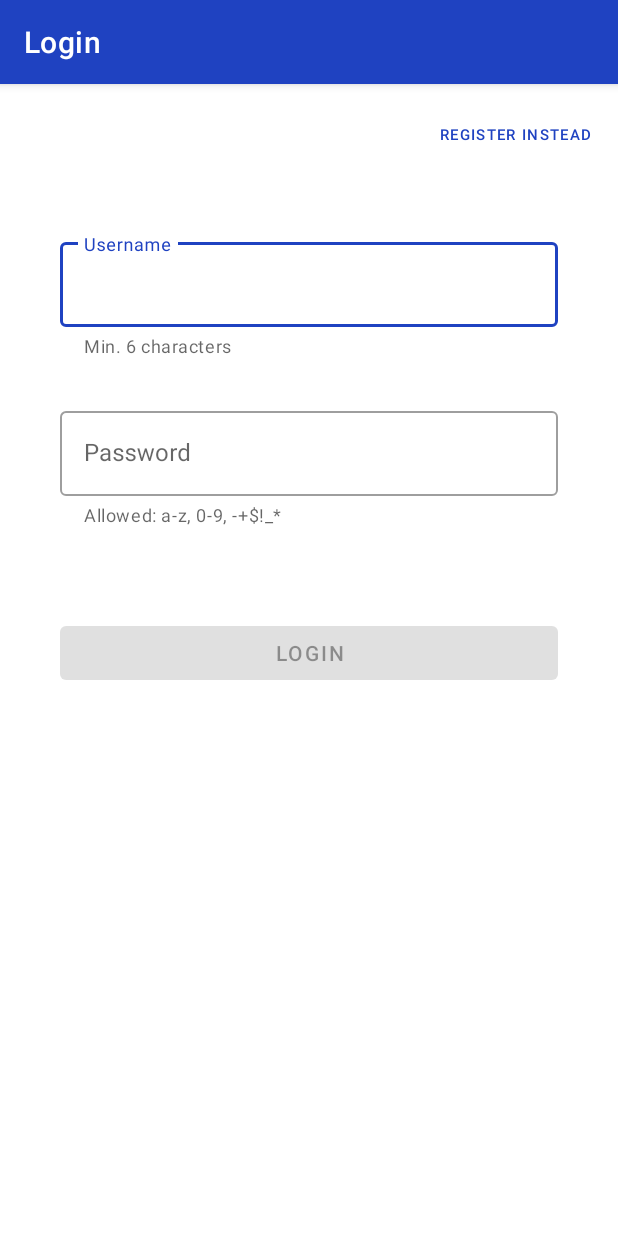
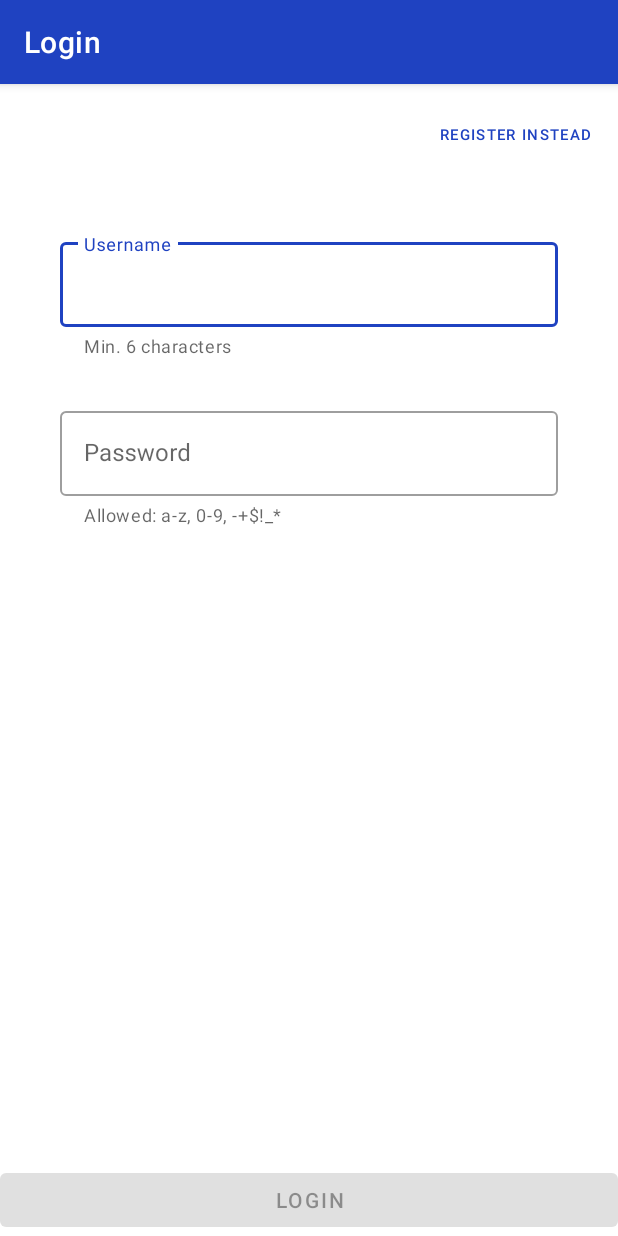
Before and after one commit to akdogan/SimpleDiveLog, an Android app: the screen it shows after launch (LoginViewActivity), on a phone screen of 412 x 824 dp. Run offline under Robolectric (Android 15) with nearby library versions, the phone set to English and light mode, and no system bars; our stand-ins replace Room's generated code, data binding; libraries missing offline, so code that uses them is left out: com.cloudinary.android; 6 statements that could not run were skipped.

Commit message:
- Advanced input check for username and passwords - View reacts to softkeyboard being shown

```diff
--- a/app/src/main/java/com/akdogan/simpledivelog/application/launcher/LaunchActivity.kt
+++ b/app/src/main/java/com/akdogan/simpledivelog/application/launcher/LaunchActivity.kt
@@ -40,7 +40,6 @@ class LaunchActivity : AppCompatActivity() {
             }
         }
         viewModel.validateLogin()
-
     }
 
     private fun startLogin() {
--- a/app/src/main/java/com/akdogan/simpledivelog/application/launcher/LaunchViewModel.kt
+++ b/app/src/main/java/com/akdogan/simpledivelog/application/launcher/LaunchViewModel.kt
@@ -33,7 +33,6 @@ class LaunchViewModel(
         }
     }
 
-
     private fun purgeCredentials() {
         prefsRepository.purgeCredentials()
         // TODO Also delete cache (it might be from another user)
--- a/app/src/main/java/com/akdogan/simpledivelog/application/ui/loginview/LoginHelperClasses.kt
+++ b/app/src/main/java/com/akdogan/simpledivelog/application/ui/loginview/LoginHelperClasses.kt
@@ -5,7 +5,7 @@ import androidx.lifecycle.ViewModelProvider
 import com.akdogan.simpledivelog.datalayer.repository.AuthRepository
 import com.akdogan.simpledivelog.datalayer.repository.PreferencesRepository
 
-enum class TextInputErrorCases{
+internal enum class TextInputState{
     Empty,
     TooShort,
     InvalidCharacter,
@@ -13,7 +13,7 @@ enum class TextInputErrorCases{
     Valid
 }
 
-class LoginViewModelFactory(
+internal class LoginViewModelFactory(
     private val repo: AuthRepository,
     private val prefsRepo: PreferencesRepository
 ) : ViewModelProvider.Factory {
--- a/app/src/main/java/com/akdogan/simpledivelog/application/ui/loginview/LoginViewActivity.kt
+++ b/app/src/main/java/com/akdogan/simpledivelog/application/ui/loginview/LoginViewActivity.kt
@@ -17,7 +17,7 @@ import androidx.databinding.DataBindingUtil
 import androidx.preference.PreferenceManager
 import com.akdogan.simpledivelog.R
 import com.akdogan.simpledivelog.application.mainactivity.MainActivity
-import com.akdogan.simpledivelog.application.ui.loginview.TextInputErrorCases.*
+import com.akdogan.simpledivelog.application.ui.loginview.TextInputState.*
 import com.akdogan.simpledivelog.databinding.ActivityLoginViewBinding
 import com.akdogan.simpledivelog.datalayer.ErrorCases
 import com.akdogan.simpledivelog.datalayer.repository.DefaultAuthRepository
@@ -31,15 +31,12 @@ import com.google.android.material.textfield.TextInputLayout
 class LoginViewActivity : AppCompatActivity() {
 
     companion object {
+        // TODO: Add to theme and retrieve via function
         const val ERROR_COLOR = R.color.design_default_color_error
         const val WARNING_COLOR = R.color.error_yellow
         const val VALID_COLOR = R.color.valid_green
-        const val DEFAULT_COLOR = R.attr.colorPrimary
-
     }
 
-
-    //var defaultColor: Int
     @ColorInt
     fun getDefaultColor(): Int {
         val typedValue = TypedValue()
@@ -47,13 +44,11 @@ class LoginViewActivity : AppCompatActivity() {
         return typedValue.data
     }
 
-
     // Workaround: When Textinputlayout errorcolor changes, it needs to be refreshed
     // Otherwise the hint color will not change immediately
     private class ErrorStateHolder(
         val defaultHelperText: String,
-        var state: TextInputErrorCases = Empty
-
+        var state: TextInputState = Empty
     )
 
     private lateinit var binding: ActivityLoginViewBinding
@@ -70,7 +65,7 @@ class LoginViewActivity : AppCompatActivity() {
 
     private var toast: Toast? = null
 
-
+    // TODO Change title to register when register
     override fun onCreate(savedInstanceState: Bundle?) {
         super.onCreate(savedInstanceState)
         binding = DataBindingUtil.setContentView(
@@ -79,6 +74,7 @@ class LoginViewActivity : AppCompatActivity() {
         binding.lifecycleOwner = this
         binding.viewModel = viewModel
 
+        // TODO Use data binding for consistency
         binding.registerLoginSwitch.setOnClickListener { toggleLoginRegister() }
         binding.registerLoginButton.setOnClickListener { loginOrRegister() }
 
@@ -120,7 +116,7 @@ class LoginViewActivity : AppCompatActivity() {
 
 
     private fun TextInputLayout.handleError(
-        errorCase: TextInputErrorCases?,
+        errorCase: TextInputState?,
         errorState: ErrorStateHolder
     ) {
         if (errorCase != errorState.state) {
@@ -169,7 +165,6 @@ class LoginViewActivity : AppCompatActivity() {
         this.error = null
     }
 
-
     private fun TextInputLayout.setErrorState(
         msg: String,
         @ColorRes color: Int,
@@ -182,7 +177,6 @@ class LoginViewActivity : AppCompatActivity() {
         this.helperText = msg // change helpertext to msg to avoid animation glitch
         this.error = null // Workaround: Refresh if the error color changes
         this.error = msg
-
     }
 
     private fun proceed() {
--- a/app/src/main/java/com/akdogan/simpledivelog/application/ui/loginview/LoginViewModel.kt
+++ b/app/src/main/java/com/akdogan/simpledivelog/application/ui/loginview/LoginViewModel.kt
@@ -1,7 +1,7 @@
 package com.akdogan.simpledivelog.application.ui.loginview
 
 import androidx.lifecycle.*
-import com.akdogan.simpledivelog.application.ui.loginview.TextInputErrorCases.*
+import com.akdogan.simpledivelog.application.ui.loginview.TextInputState.*
 import com.akdogan.simpledivelog.datalayer.Result
 import com.akdogan.simpledivelog.datalayer.repository.AuthRepository
 import com.akdogan.simpledivelog.datalayer.repository.PreferencesRepository
@@ -19,7 +19,6 @@ class LoginViewModel(
     private val prefsRepository: PreferencesRepository
 ) : ViewModel() {
 
-
     private var toggleIsSetToLogin = true
 
     private val _makeToast = MutableLiveData<Int>()
@@ -35,7 +34,7 @@ class LoginViewModel(
     val passwordRepeat = MutableLiveData<String>()
 
 
-    val usernameState = Transformations.map(username) {
+    internal val usernameState = Transformations.map(username) {
         checkInputMediator(
             input = it,
             fullPattern = USERNAME_PATTERN,
@@ -44,7 +43,7 @@ class LoginViewModel(
         )
     }
 
-    val passwordState = Transformations.map(password) {
+    internal val passwordState = Transformations.map(password) {
         checkInputMediator(
             input = it,
             fullPattern = PASSWORD_PATTERN,
@@ -54,7 +53,7 @@ class LoginViewModel(
     }
 
     // Repeat state should be checked also when password is modified
-    val passwordRepeatState = MediatorLiveData<TextInputErrorCases>().apply {
+    internal val passwordRepeatState = MediatorLiveData<TextInputState>().apply {
         // Might cause bugs when going to register and back to login
         fun addSourceWithSwitch(src: MutableLiveData<String>){
             this.addSource(src){
@@ -65,7 +64,7 @@ class LoginViewModel(
         addSourceWithSwitch(passwordRepeat)
     }
 
-    fun checkInputPasswordRepeat(passwordRepeat: String?, password: String?): TextInputErrorCases {
+    private fun checkInputPasswordRepeat(passwordRepeat: String?, password: String?): TextInputState {
         return checkInputMediator(
             input = passwordRepeat,
             fullPattern = PASSWORD_PATTERN,
@@ -93,7 +92,7 @@ class LoginViewModel(
         allowedCharsPattern: String,
         minLength: Int,
         twin: String? = input
-    ): TextInputErrorCases {
+    ): TextInputState {
         return when {
             input.isNullOrBlank() -> Empty
             input != twin -> DoesNotMatch
@@ -117,7 +116,6 @@ class LoginViewModel(
         username: String,
         pwd: String
     ) {
-
         viewModelScope.launch {
             val loginAttemptResponse = when (toggleIsSetToLogin) {
                 true -> authRepository.login(username, pwd)
@@ -131,7 +129,6 @@ class LoginViewModel(
                 is Result.Failure -> _makeToast.postValue(loginAttemptResponse.errorCode)
             }
         }
-
     }
 
     private fun saveAuthCredentials(token: String) {
--- a/app/src/main/java/com/akdogan/simpledivelog/datalayer/repository/DefaultDataRepository.kt
+++ b/app/src/main/java/com/akdogan/simpledivelog/datalayer/repository/DefaultDataRepository.kt
@@ -93,9 +93,7 @@ class DefaultDataRepository private constructor(
             return if (response.isSuccessful) {
                 Log.i(TAG, "SafeCall Response Success: ${response.code()}, ${response.body()}")
 
-                val body: T =
-                    response.body()?.data
-                        ?: return Result.EmptySuccess//Failure(CALL_SUCCESS_EMPTY_BODY)
+                val body: T = response.body()?.data ?: return Result.EmptySuccess
                 Result.Success(body)
             } else {
                 Log.i(TAG, "SafeCall Response Failure: ${response.code()}, ${response.body()}")
--- a/app/src/main/res/layout/activity_login_view.xml
+++ b/app/src/main/res/layout/activity_login_view.xml
@@ -1,17 +1,27 @@
 <?xml version="1.0" encoding="utf-8"?>
-<layout
-    xmlns:android="http://schemas.android.com/apk/res/android"
+<layout xmlns:android="http://schemas.android.com/apk/res/android"
     xmlns:app="http://schemas.android.com/apk/res-auto"
     xmlns:tools="http://schemas.android.com/tools">
+
     <data>
+
         <variable
             name="viewModel"
             type="com.akdogan.simpledivelog.application.ui.loginview.LoginViewModel" />
     </data>
 
+    <androidx.constraintlayout.widget.ConstraintLayout
+        android:layout_width="match_parent"
+        android:layout_height="match_parent"
+        android:layout_marginBottom="0dp">
+
         <ScrollView
             android:layout_width="match_parent"
-    android:layout_height="match_parent">
+            android:layout_height="0dp"
+            app:layout_constraintTop_toTopOf="parent"
+            app:layout_constraintStart_toStartOf="parent"
+            app:layout_constraintEnd_toEndOf="parent"
+            app:layout_constraintBottom_toTopOf="@id/register_login_button">
 
 
             <androidx.constraintlayout.widget.ConstraintLayout
@@ -21,106 +31,110 @@
 
                 <com.google.android.material.textfield.TextInputLayout
                     android:id="@+id/login_username"
+                    style="@style/Widget.SimpleDiveLog.TextInputLayout"
                     android:layout_width="match_parent"
                     android:layout_height="wrap_content"
-            style="@style/Widget.SimpleDiveLog.TextInputLayout"
+                    android:layout_marginStart="40dp"
+                    android:layout_marginTop="100dp"
+
+                    android:layout_marginEnd="40dp"
                     android:hint="@string/login_view_username_hint"
                     app:helperText="Min. 6 characters"
-
+                    app:layout_constraintBottom_toTopOf="@+id/login_password"
+                    app:layout_constraintEnd_toEndOf="parent"
                     app:layout_constraintStart_toStartOf="parent"
-            app:layout_constraintEnd_toEndOf="parent"
-            android:layout_marginTop="100dp"
-            android:layout_marginStart="40dp"
-            android:layout_marginEnd="40dp"
-            app:layout_constraintBottom_toTopOf="@+id/login_password"
                     app:layout_constraintTop_toTopOf="parent"
                     app:layout_constraintVertical_chainStyle="packed">
 
                     <com.google.android.material.textfield.TextInputEditText
                         android:layout_width="match_parent"
                         android:layout_height="wrap_content"
-                android:text="@={viewModel.username}"
                         android:imeOptions="actionGo"
-                android:inputType="textShortMessage" />
+                        android:inputType="textShortMessage"
+                        android:text="@={viewModel.username}" />
 
                 </com.google.android.material.textfield.TextInputLayout>
 
 
                 <com.google.android.material.textfield.TextInputLayout
                     android:id="@+id/login_password"
+                    style="@style/Widget.SimpleDiveLog.TextInputLayout"
                     android:layout_width="match_parent"
                     android:layout_height="wrap_content"
-            style="@style/Widget.SimpleDiveLog.TextInputLayout"
+                    android:layout_marginStart="40dp"
+                    android:layout_marginTop="30dp"
+                    android:layout_marginEnd="40dp"
                     android:hint="@string/login_view_password_hint"
                     app:helperText="Allowed: a-z, 0-9, -+$!_*"
+                    app:layout_constraintBottom_toTopOf="@+id/login_password_repeat"
+                    app:layout_constraintEnd_toEndOf="parent"
                     app:layout_constraintStart_toStartOf="parent"
-            app:layout_constraintEnd_toEndOf="parent"
-            android:layout_marginTop="30dp"
-            android:layout_marginStart="40dp"
-            android:layout_marginEnd="40dp"
-            app:layout_constraintBottom_toTopOf="@+id/login_password_repeat"
                     app:layout_constraintTop_toBottomOf="@+id/login_username">
 
                     <com.google.android.material.textfield.TextInputEditText
                         android:layout_width="match_parent"
                         android:layout_height="wrap_content"
-                android:text="@={viewModel.password}"
                         android:imeOptions="actionGo"
-                android:inputType="textPassword" />
+                        android:inputType="textPassword"
+                        android:text="@={viewModel.password}" />
 
                 </com.google.android.material.textfield.TextInputLayout>
 
                 <com.google.android.material.textfield.TextInputLayout
                     android:id="@+id/login_password_repeat"
+                    style="@style/Widget.SimpleDiveLog.TextInputLayout"
                     android:layout_width="match_parent"
                     android:layout_height="wrap_content"
-            style="@style/Widget.SimpleDiveLog.TextInputLayout"
+                    android:layout_marginStart="40dp"
+                    android:layout_marginTop="30dp"
+                    android:layout_marginEnd="40dp"
+                    android:layout_marginBottom="20dp"
                     android:hint="@string/login_view_password_repeat_hint"
+                    app:helperText="Allowed: a-z, 0-9, -+$!_*"
                     android:visibility="gone"
+                    app:layout_constraintEnd_toEndOf="parent"
                     app:layout_constraintStart_toStartOf="parent"
-            app:layout_constraintEnd_toEndOf="parent"
-            android:layout_marginTop="30dp"
-            android:layout_marginStart="40dp"
-            android:layout_marginEnd="40dp"
-            app:layout_constraintBottom_toTopOf="@+id/register_login_button"
                     app:layout_constraintTop_toBottomOf="@+id/login_password">
 
                     <com.google.android.material.textfield.TextInputEditText
                         android:layout_width="match_parent"
                         android:layout_height="wrap_content"
-                android:text="@={viewModel.passwordRepeat}"
                         android:imeOptions="actionGo"
-                android:inputType="textPassword" />
+                        android:inputType="textPassword"
+                        android:text="@={viewModel.passwordRepeat}" />
 
                 </com.google.android.material.textfield.TextInputLayout>
 
+
+                <com.google.android.material.button.MaterialButton
+                    android:id="@+id/register_login_switch"
+                    style="@style/Widget.MaterialComponents.Button.TextButton"
+                    android:layout_width="wrap_content"
+                    android:layout_height="wrap_content"
+                    android:layout_marginTop="10dp"
+                    android:layout_marginEnd="10dp"
+                    android:text="@string/login_view_login_state_switch_button"
+                    android:textSize="10sp"
+                    app:layout_constraintEnd_toEndOf="parent"
+                    app:layout_constraintTop_toTopOf="parent" />
+
+
+            </androidx.constraintlayout.widget.ConstraintLayout>
+        </ScrollView>
         <com.google.android.material.button.MaterialButton
             android:id="@+id/register_login_button"
             android:layout_width="match_parent"
             android:layout_height="wrap_content"
+            android:layout_marginStart="0dp"
+            android:layout_marginTop="0dp"
+            android:layout_marginEnd="0dp"
+            android:enabled="false"
+            android:minWidth="0dp"
             android:text="@string/login_view_login_state_action_button"
+            app:layout_constraintBottom_toBottomOf="parent"
+            app:layout_constraintEnd_toEndOf="parent"
             app:layout_constraintStart_toStartOf="parent"
-            app:layout_constraintEnd_toEndOf="parent"
-            android:layout_marginTop="60dp"
-            android:layout_marginStart="40dp"
-            android:layout_marginEnd="40dp"
-            android:enabled="false"
-            app:layout_constraintTop_toBottomOf="@+id/login_password_repeat" />
-
-        <com.google.android.material.button.MaterialButton
-            android:id="@+id/register_login_switch"
-            android:layout_width="wrap_content"
-            android:layout_height="wrap_content"
-            style="@style/Widget.MaterialComponents.Button.TextButton"
-            android:textSize="10sp"
-            android:text="@string/login_view_login_state_switch_button"
-            app:layout_constraintEnd_toEndOf="parent"
-            app:layout_constraintTop_toTopOf="parent"
-            android:layout_marginTop="10dp"
-            android:layout_marginEnd="10dp"
             />
 
-
     </androidx.constraintlayout.widget.ConstraintLayout>
-</ScrollView>
 </layout>
```
Lines whose indentation alone changed are shown as unchanged.
